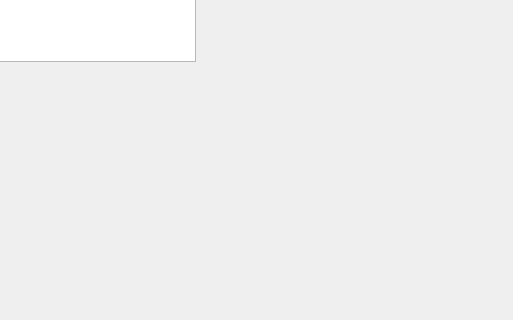
Before: the Qt Designer form bigBoy/mainVOne.ui in NeverGraceful/DailyLog, drawn with Qt 5; both pictures show x 545 to 1058 and y 229 to 549 of the 1058 by 769 pixel window.
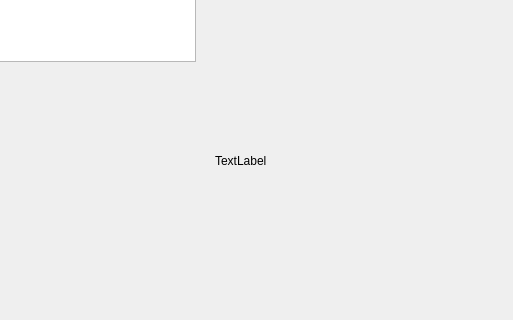
After: the same form once the commit is applied.

Patch:
```diff
--- a/bigBoy/mainVOne.ui
+++ b/bigBoy/mainVOne.ui
@@ -76,6 +76,19 @@
      <string>TextLabel</string>
     </property>
    </widget>
+   <widget class="QLabel" name="AVATAR">
+    <property name="geometry">
+     <rect>
+      <x>760</x>
+      <y>140</y>
+      <width>250</width>
+      <height>500</height>
+     </rect>
+    </property>
+    <property name="text">
+     <string>TextLabel</string>
+    </property>
+   </widget>
   </widget>
   <widget class="QMenuBar" name="menubar">
    <property name="geometry">
```
